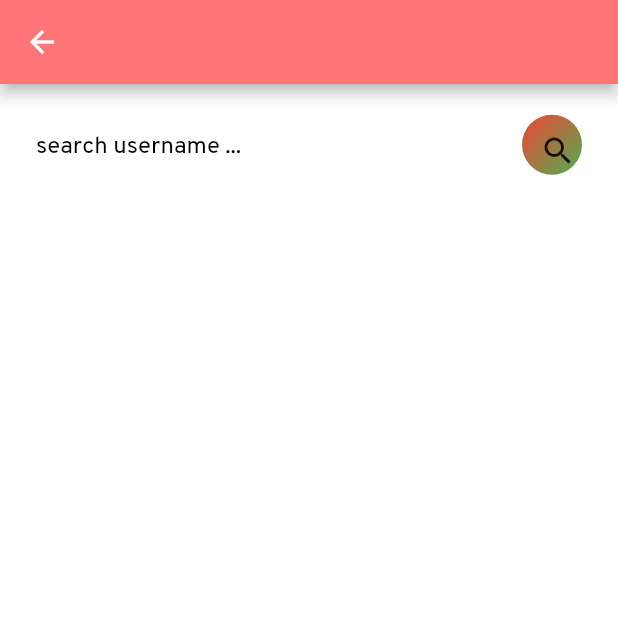
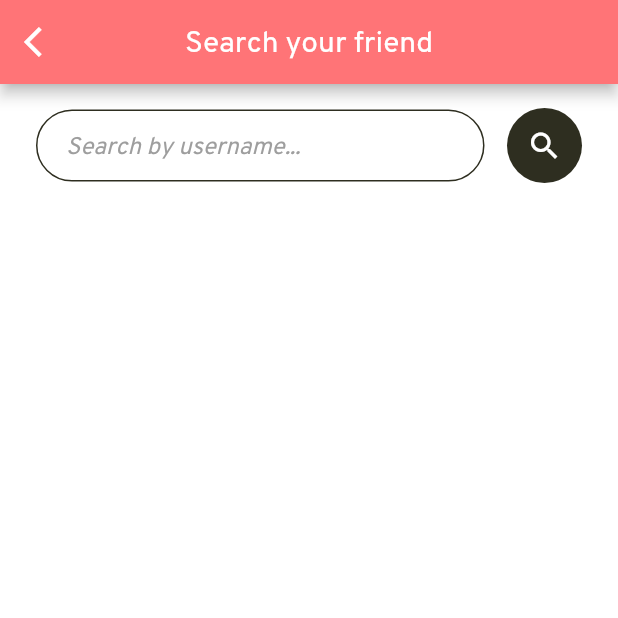
Before and after one commit to iftekharrizz/Melodious-chat, a Flutter app: the Search screen opened directly, on a phone screen of 412 x 824 dp, the top half of it. Run offline on Flutter 3.47's test engine with Material 2 defaults, Android fonts, the phone set to English and light mode, and no system bars; our stand-ins replace animated_text_kit, assets_audio_player, cloud_firestore, firebase_auth, google_sign_in, shared_preferences; accounts and stored records are empty.

```diff
--- a/lib/views/search.dart
+++ b/lib/views/search.dart
@@ -138,6 +138,12 @@ class _SearchState extends State<Search> {
   Widget build(BuildContext context) {
     return Scaffold(
       appBar: AppBar(
+        leading: GestureDetector(
+          onTap: () => Navigator.pop(context),
+          child: Icon(Icons.arrow_back_ios),
+        ),
+        title: Text("Search your friend"),
+        centerTitle: true,
         backgroundColor: kButtonAccentColor1,
       ),
       body: isLoading
@@ -157,37 +163,37 @@ class _SearchState extends State<Search> {
                       children: [
                         Expanded(
                           child: TextField(
-                            controller: searchEditingController,
-                            style: simpleTextStyle(),
-                            decoration: InputDecoration(
-                                hintText: "search username ...",
-                                hintStyle: TextStyle(
-                                  color: Colors.black,
-                                  fontSize: 16,
-                                ),
-                                border: InputBorder.none),
-                          ),
+                              controller: searchEditingController,
+                              style: simpleTextStyle(),
+                              decoration: kRegisterTextFieldDecoration.copyWith(
+                                  hintText: "Search by username...")),
+                        ),
+                        SizedBox(
+                          width: 15,
                         ),
                         GestureDetector(
                           onTap: () {
                             initiateSearch();
                           },
                           child: Container(
-                            height: 40,
-                            width: 40,
+                            height: 50,
+                            width: 50,
                             decoration: BoxDecoration(
-                                gradient: LinearGradient(
+                                color: kButtonAccentColor2,
+                                /*gradient: LinearGradient(
                                     colors: [
-                                      //const Color(0x36FFFFFF),
-                                      //const Color(0x0FFFFFFF)
-                                      Colors.red,
-                                      Colors.green,
+                                      const Color(0x36FFFFFF),
+                                      const Color(0x0FFFFFFF)
                                     ],
                                     begin: FractionalOffset.topLeft,
-                                    end: FractionalOffset.bottomRight),
-                                borderRadius: BorderRadius.circular(40)),
+                                    end: FractionalOffset.bottomRight),*/
+                                borderRadius: BorderRadius.circular(30)),
                             padding: EdgeInsets.all(12),
-                            child: Icon(Icons.search),
+                            child: Center(
+                                child: Icon(
+                              Icons.search,
+                              color: Colors.white,
+                            )),
                           ),
                         )
                       ],
--- a/pubspec.yaml
+++ b/pubspec.yaml
@@ -34,6 +34,7 @@ dependencies:
   shared_preferences: ^0.5.6+3
   random_string: ^2.0.1
   cloud_firestore: ^0.13.5
+  assets_audio_player: ^2.0.13+1
 
 
 dev_dependencies:
@@ -54,6 +55,7 @@ flutter:
   # To add assets to your application, add an assets section, like this:
   assets:
     - assets/images/
+    - assets/audios/
   #   - images/a_dot_ham.jpeg
 
   # An image asset can refer to one or more resolution-specific "variants", see
```
Also changed, not shown: lib/views/chat.dart (+36 -6 lines), lib/views/chatrooms.dart (+14 -4 lines), pubspec.lock, 3 other files.
